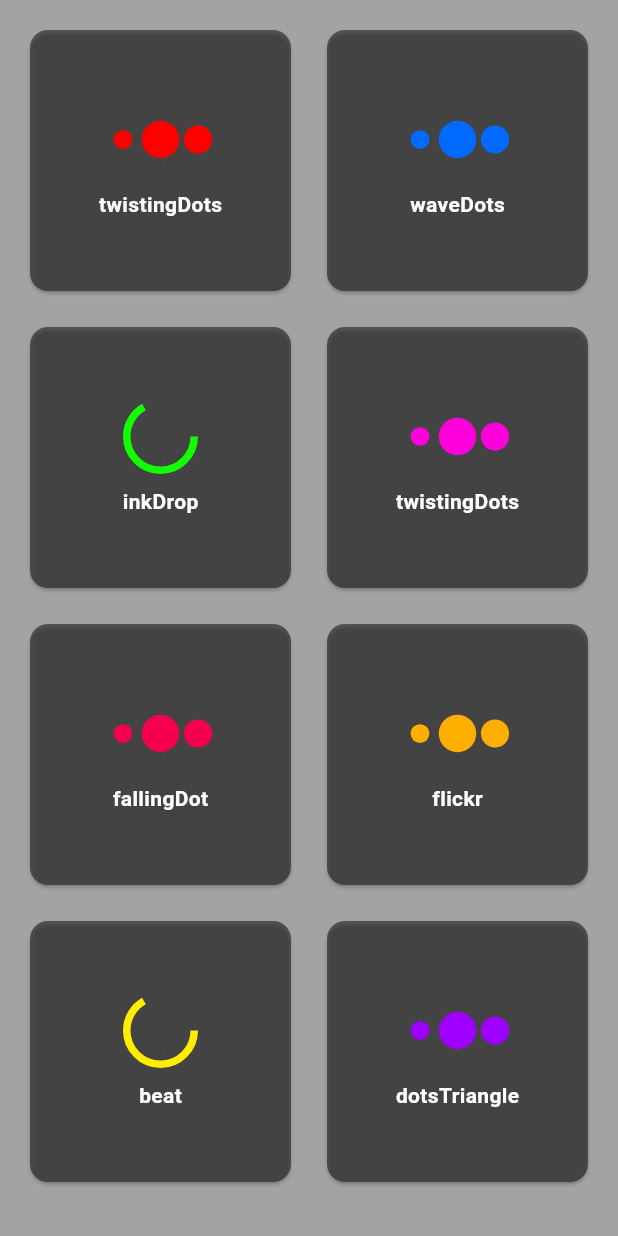
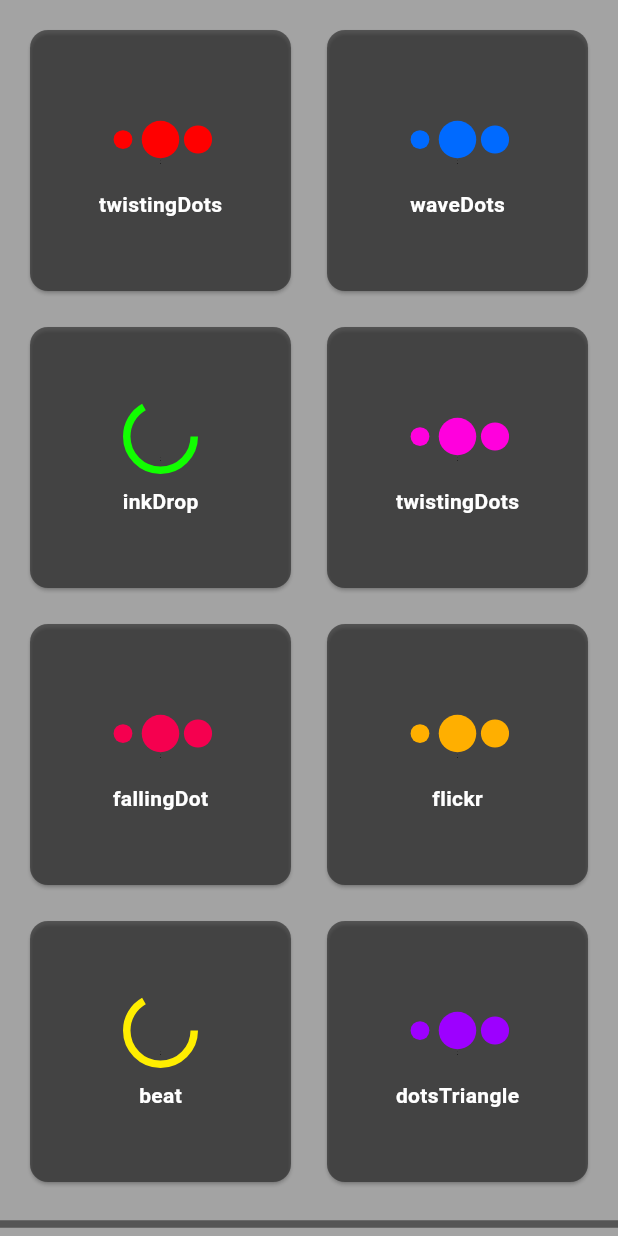
Before and after one commit to smilingmajid/loading_animation, a Flutter app: the screen it shows after launch, on a phone screen of 412 x 824 dp. Run offline on Flutter 3.47's test engine with Material 3 defaults, Android fonts, the phone set to English and light mode, and no system bars; our stand-ins replace loading_animation_widget.

Commit message:
divider add to Project

```diff
--- a/lib/home_screen.dart
+++ b/lib/home_screen.dart
@@ -117,6 +117,8 @@ class HomeScreen extends StatelessWidget {
                 },
               ),
             ),
+            Divider(color: const Color.fromARGB(150, 30, 30, 30), thickness: 5),
+            Text("Flutter Spinkit", style: TextStyle(color: Colors.white)),
           ],
         ),
       ),
```
